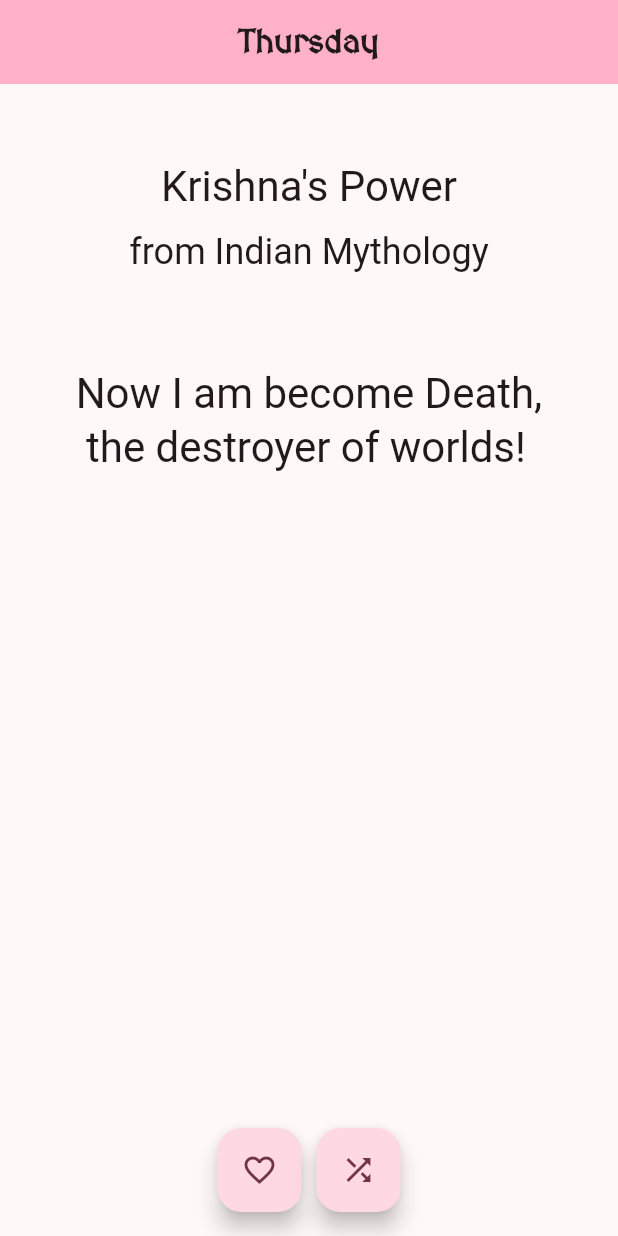
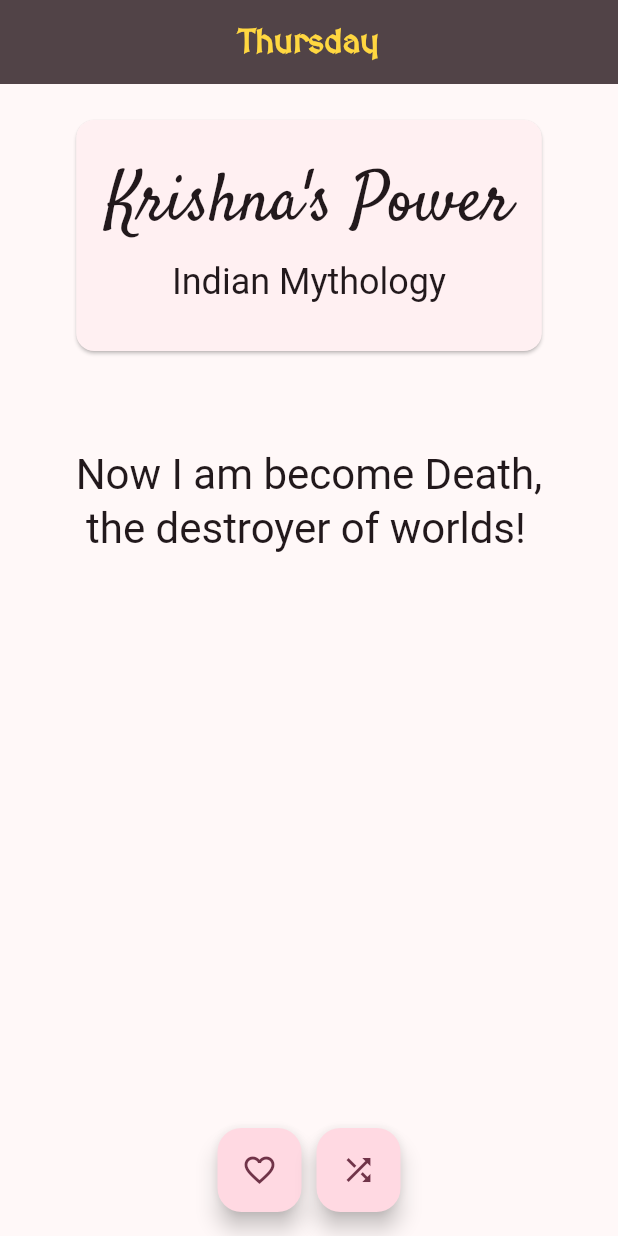
Before and after one commit to Niramin/daily_quotes, a Flutter app: the screen it shows after launch, on a phone screen of 412 x 824 dp. Run offline on Flutter 3.47's test engine with Material 2 defaults, Android fonts, the phone set to English and light mode, and no system bars.

Commit message:
changed coulors of appbar

```diff
--- a/lib/main.dart
+++ b/lib/main.dart
@@ -53,13 +53,14 @@ class _MyHomePageState extends State<MyHomePage> {
     var dayOfWeek = intl.DateFormat('EEEE').format(DateTime.now());
     return Scaffold(
       appBar: AppBar(
-        backgroundColor: Theme.of(context).colorScheme.inversePrimary,
+        backgroundColor: Theme.of(context).colorScheme.onSurfaceVariant,
         title: Center(
           child: Text(
             dayOfWeek,
             style: const TextStyle(
               fontFamily: 'MedievalSharp',
               fontWeight: FontWeight.bold,
+              color: Colors.amberAccent,
             ),
           ),
         ),
@@ -73,19 +74,28 @@ class _MyHomePageState extends State<MyHomePage> {
             ),
             child: Column(
               children: <Widget>[
-                const SizedBox(
-                  height: 30,
-                ),
+                Card(
+                  child: Padding(
+                    padding: const EdgeInsets.fromLTRB(20.0, 30.0, 20.0, 30.0),
+                    child: Column(
+                      children: [
                         Text(
                           'Krishna\'s Power',
-                  style: Theme.of(context).textTheme.headlineMedium,
+                          style: Theme.of(context)
+                              .textTheme
+                              .displayMedium
+                              ?.copyWith(fontFamily: 'Satisfy'),
                         ),
                         const SizedBox(
                           height: 10,
                         ),
                         Text(
-                  ' from Indian Mythology ',
+                          'Indian Mythology',
                           style: Theme.of(context).textTheme.headlineSmall,
+                        ),
+                      ],
+                    ),
+                  ),
                 ),
                 const SizedBox(
                   height: 60,
```
Lines whose indentation alone changed are shown as unchanged.
